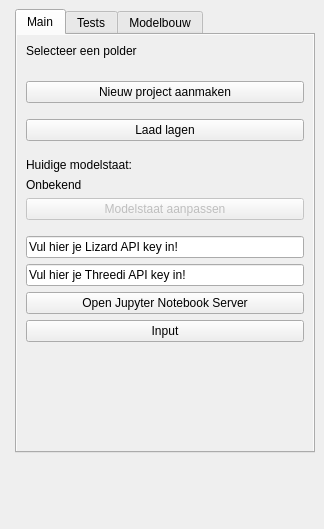
Above: hhnk_threedi_plugin/hhnk_toolbox_dockwidget_base.ui from threedi/hhnk-threedi-plugin before the change. Below: the same form after it.
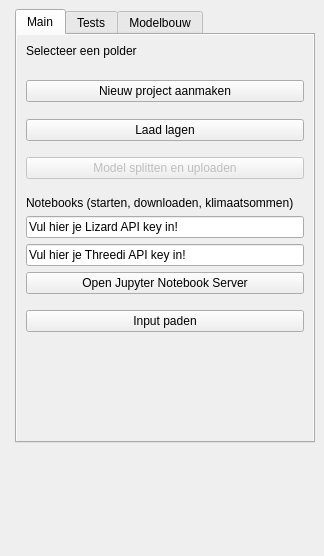
That is the form after the change. Custom widgets are drawn as their Qt base class.

Diff of the .ui file:
```diff
--- a/hhnk_threedi_plugin/hhnk_toolbox_dockwidget_base.ui
+++ b/hhnk_threedi_plugin/hhnk_toolbox_dockwidget_base.ui
@@ -7,7 +7,7 @@
     <x>0</x>
     <y>0</y>
     <width>324</width>
-    <height>529</height>
+    <height>556</height>
    </rect>
   </property>
   <property name="sizePolicy">
@@ -18,8 +18,8 @@
   </property>
   <property name="minimumSize">
    <size>
-    <width>209</width>
-    <height>529</height>
+    <width>289</width>
+    <height>556</height>
    </size>
   </property>
   <property name="maximumSize">
@@ -183,33 +183,7 @@
          </spacer>
         </item>
         <item>
-         <widget class="QLabel" name="model_state_label">
-          <property name="sizePolicy">
-           <sizepolicy hsizetype="MinimumExpanding" vsizetype="Fixed">
-            <horstretch>0</horstretch>
-            <verstretch>0</verstretch>
-           </sizepolicy>
-          </property>
-          <property name="text">
-           <string>Huidige modelstaat:</string>
-          </property>
-         </widget>
-        </item>
-        <item>
-         <widget class="QLabel" name="model_state_show">
-          <property name="sizePolicy">
-           <sizepolicy hsizetype="MinimumExpanding" vsizetype="Fixed">
-            <horstretch>0</horstretch>
-            <verstretch>0</verstretch>
-           </sizepolicy>
-          </property>
-          <property name="text">
-           <string>Onbekend</string>
-          </property>
-         </widget>
-        </item>
-        <item>
-         <widget class="QPushButton" name="model_state_btn">
+         <widget class="QPushButton" name="model_splitter_btn">
           <property name="enabled">
            <bool>false</bool>
           </property>
@@ -220,7 +194,7 @@
            </sizepolicy>
           </property>
           <property name="text">
-           <string>Modelstaat aanpassen</string>
+           <string>Model splitten en uploaden</string>
           </property>
          </widget>
         </item>
@@ -237,6 +211,13 @@
           </property>
          </spacer>
         </item>
+        <item>
+         <widget class="QLabel" name="jupyter_label">
+          <property name="text">
+           <string>Notebooks (starten, downloaden, klimaatsommen)</string>
+          </property>
+         </widget>
+        </item>
         <item>
          <widget class="QLineEdit" name="lizard_api_key_textbox">
           <property name="sizePolicy">
@@ -276,10 +257,23 @@
           </property>
          </widget>
         </item>
+        <item>
+         <spacer name="verticalSpacer_9">
+          <property name="orientation">
+           <enum>Qt::Vertical</enum>
+          </property>
+          <property name="sizeHint" stdset="0">
+           <size>
+            <width>20</width>
+            <height>10</height>
+           </size>
+          </property>
+         </spacer>
+        </item>
         <item>
          <widget class="QPushButton" name="input_btn">
           <property name="text">
-           <string>Input</string>
+           <string>Input paden</string>
           </property>
          </widget>
         </item>
```
Left out of the diff: 5 changed lines with no effect on the pictures.
